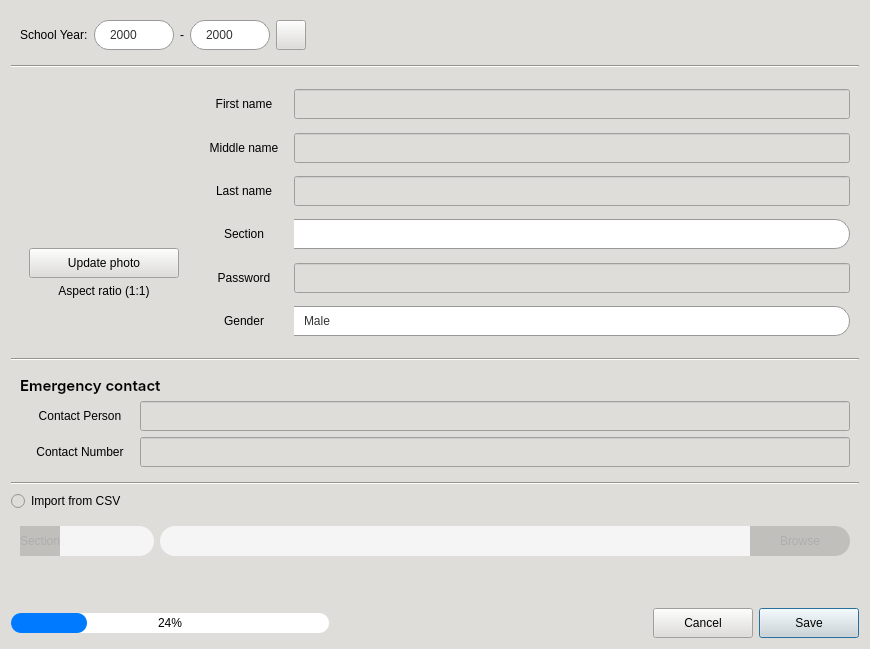
The window that CAI_PyQt/CAI_Admin/UI/FormAddNewStudent.ui (CPG19040/CPG19040) describes before a commit, drawn with Qt 5.
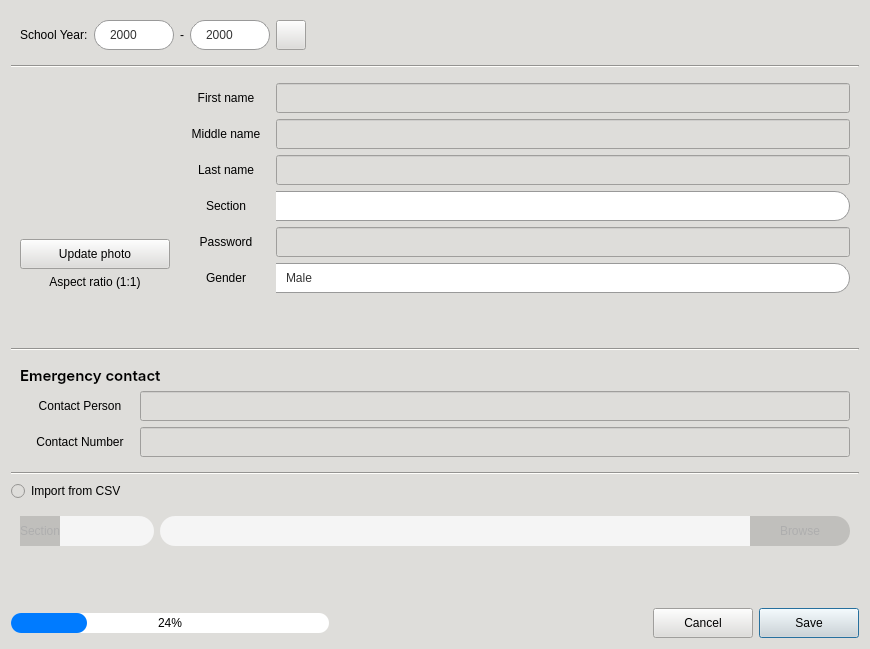
The same window after the commit. Icons and pictures are not drawn.

The edit to the form file:
```diff
--- a/CAI_PyQt/CAI_Admin/UI/FormAddNewStudent.ui
+++ b/CAI_PyQt/CAI_Admin/UI/FormAddNewStudent.ui
@@ -403,46 +403,20 @@
      <layout class="QHBoxLayout" name="horizontalLayout">
       <item>
        <widget class="QWidget" name="widget_3" native="true">
-        <layout class="QGridLayout" name="gridLayout">
-         <item row="1" column="0">
-          <widget class="QPushButton" name="btnUploadPhoto">
-           <property name="minimumSize">
-            <size>
-             <width>100</width>
-             <height>30</height>
-            </size>
-           </property>
-           <property name="maximumSize">
-            <size>
-             <width>16777215</width>
-             <height>30</height>
-            </size>
-           </property>
-           <property name="cursor">
-            <cursorShape>PointingHandCursor</cursorShape>
-           </property>
-           <property name="text">
-            <string>Update photo</string>
-           </property>
-           <property name="class" stdset="0">
-            <string>button-normal</string>
-           </property>
-          </widget>
-         </item>
-         <item row="3" column="0">
-          <spacer name="verticalSpacer_2">
-           <property name="orientation">
-            <enum>Qt::Vertical</enum>
-           </property>
-           <property name="sizeHint" stdset="0">
-            <size>
-             <width>20</width>
-             <height>40</height>
-            </size>
-           </property>
-          </spacer>
-         </item>
-         <item row="0" column="0">
+        <layout class="QVBoxLayout" name="verticalLayout_4">
+         <property name="leftMargin">
+          <number>0</number>
+         </property>
+         <property name="topMargin">
+          <number>0</number>
+         </property>
+         <property name="rightMargin">
+          <number>0</number>
+         </property>
+         <property name="bottomMargin">
+          <number>0</number>
+         </property>
+         <item>
           <widget class="QLabel" name="label_profile_pic">
            <property name="minimumSize">
             <size>
@@ -473,7 +447,32 @@
            </property>
           </widget>
          </item>
-         <item row="2" column="0">
+         <item>
+          <widget class="QPushButton" name="btnUploadPhoto">
+           <property name="minimumSize">
+            <size>
+             <width>100</width>
+             <height>30</height>
+            </size>
+           </property>
+           <property name="maximumSize">
+            <size>
+             <width>16777215</width>
+             <height>30</height>
+            </size>
+           </property>
+           <property name="cursor">
+            <cursorShape>PointingHandCursor</cursorShape>
+           </property>
+           <property name="text">
+            <string>Update photo</string>
+           </property>
+           <property name="class" stdset="0">
+            <string>button-normal</string>
+           </property>
+          </widget>
+         </item>
+         <item>
           <widget class="QLabel" name="label_17">
            <property name="text">
             <string>Aspect ratio (1:1)</string>
@@ -483,6 +482,19 @@
            </property>
           </widget>
          </item>
+         <item>
+          <spacer name="verticalSpacer_2">
+           <property name="orientation">
+            <enum>Qt::Vertical</enum>
+           </property>
+           <property name="sizeHint" stdset="0">
+            <size>
+             <width>20</width>
+             <height>40</height>
+            </size>
+           </property>
+          </spacer>
+         </item>
         </layout>
        </widget>
       </item>
@@ -496,7 +508,7 @@
         </property>
         <layout class="QVBoxLayout" name="verticalLayout_2">
          <property name="spacing">
-          <number>0</number>
+          <number>6</number>
          </property>
          <property name="leftMargin">
           <number>0</number>
@@ -889,6 +901,19 @@
            </layout>
           </widget>
          </item>
+         <item>
+          <spacer name="verticalSpacer">
+           <property name="orientation">
+            <enum>Qt::Vertical</enum>
+           </property>
+           <property name="sizeHint" stdset="0">
+            <size>
+             <width>20</width>
+             <height>40</height>
+            </size>
+           </property>
+          </spacer>
+         </item>
         </layout>
        </widget>
       </item>
```
